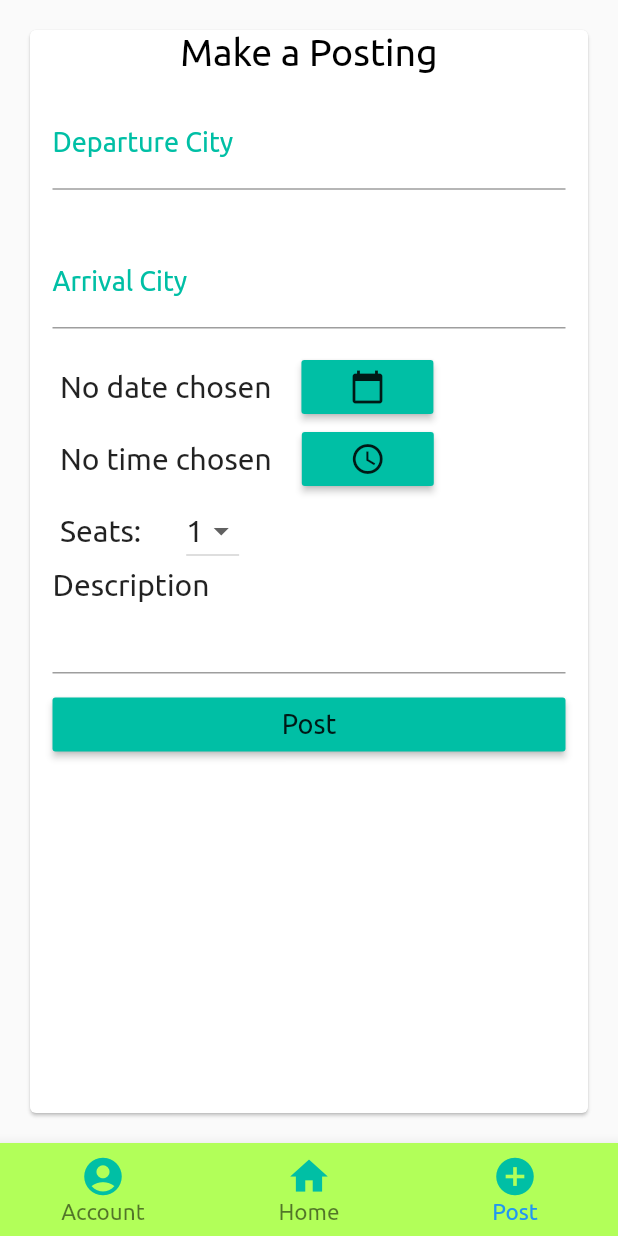
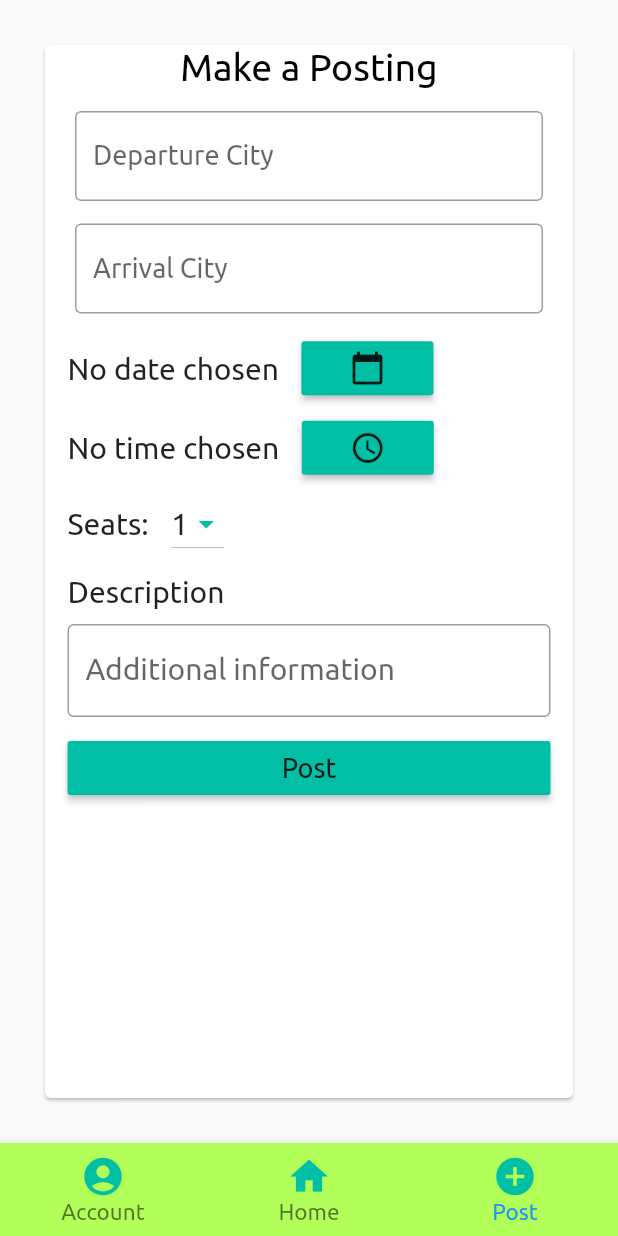
Before and after one commit to UF-Ride-Share-App/UF-Ride-Share-App, a Flutter app: the screen it shows once a user with an empty profile is signed in, item 3 of the bottom bar chosen, on a phone screen of 412 x 824 dp. Run offline on Flutter 3.47's test engine with Material 2 defaults, Android fonts, the phone set to English and light mode, and no system bars; our stand-ins replace firebase_auth, google_sign_in; missing offline and left inert: flutter_facebook_login; accounts and stored records are empty; project files that could hold a hidden picture were left out.

Commit message:
input borders

```diff
--- a/lib/ui/posting/posting.dart
+++ b/lib/ui/posting/posting.dart
@@ -1,5 +1,6 @@
 import 'package:flutter/material.dart';
 import '../../styles/style.dart';
+
 
 /*
   Postings page with validator to check that there is no empty field
@@ -39,8 +40,8 @@ class _PostingState extends State<Posting> {
     MaterialLocalizations localizations = MaterialLocalizations.of(context);
     if (picked != null) {
       //format time as HH:MM am/pm
-      String formattedTime = localizations.formatTimeOfDay(picked,
-          alwaysUse24HourFormat: false);
+      String formattedTime =
+          localizations.formatTimeOfDay(picked, alwaysUse24HourFormat: false);
       if (formattedTime != null) {
         setState(() {
           timeText = formattedTime;
@@ -56,7 +57,7 @@ class _PostingState extends State<Posting> {
         child: new Container(
           alignment: Alignment.center,
           child: new Card(
-            margin: EdgeInsets.all(20),
+            margin: EdgeInsets.all(30),
             child: ListView(
               children: <Widget>[
                 Text("Make a Posting",
@@ -64,16 +65,19 @@ class _PostingState extends State<Posting> {
                     style: FlexibleSpaceBarTextStyle),
                 // Departure form
                 new Container(
-                  margin: EdgeInsets.all(15),
+                  margin:
+                      EdgeInsets.only(left: 20, right: 20, bottom: 15, top: 15),
                   child: new TextFormField(
                     style: TextStyle(fontFamily: FontNameUbuntu, fontSize: 18),
                     decoration: InputDecoration(
-                        hintText: 'Enter the city you are leaving from',
                         labelText: 'Departure City',
-                        labelStyle: TextStyle(
-                            color: Colors.tealAccent[700],
-                            fontFamily: FontNameUbuntu),
-                        hintStyle: TextStyle(fontSize: 18)),
+                        labelStyle:
+                            TextStyle(fontFamily: FontNameUbuntu, fontSize: 18),
+                        hintStyle: TextStyle(fontSize: 18),
+                        border: OutlineInputBorder(
+                          borderSide: BorderSide(
+                              color: Colors.tealAccent[700], width: 1.0),
+                        )),
                     validator: (input) =>
                         input.isEmpty ? "Please enter a city name" : null,
                     onSaved: (input) => _fromCity = input,
@@ -81,16 +85,18 @@ class _PostingState extends State<Posting> {
                 ),
                 //Arrival form
                 new Container(
-                  margin: EdgeInsets.all(15),
+                  margin: EdgeInsets.only(left: 20, right: 20, bottom: 10),
                   child: new TextFormField(
                     style: TextStyle(fontFamily: FontNameUbuntu, fontSize: 18),
                     decoration: InputDecoration(
-                        hintText: 'Enter the city you are going to',
                         labelText: 'Arrival City',
-                        labelStyle: TextStyle(
-                            color: Colors.tealAccent[700],
-                            fontFamily: FontNameUbuntu),
-                        hintStyle: TextStyle(fontSize: 18)),
+                        labelStyle:
+                            TextStyle(fontFamily: FontNameUbuntu, fontSize: 18),
+                        hintStyle: TextStyle(fontSize: 18),
+                        border: OutlineInputBorder(
+                          borderSide: BorderSide(
+                              color: Colors.tealAccent[700], width: 1.0),
+                        )),
                     validator: (input) =>
                         input.isEmpty ? "Please enter a city name" : null,
                     onSaved: (input) => _toCity = input,
@@ -99,7 +105,7 @@ class _PostingState extends State<Posting> {
                 //Show chosen date
                 new Row(children: <Widget>[
                   Container(
-                      margin: EdgeInsets.only(left: 20, right: 20),
+                      margin: EdgeInsets.all(15),
                       alignment: Alignment.topLeft,
                       child: Text(
                           _dateTime == null
@@ -132,10 +138,9 @@ class _PostingState extends State<Posting> {
                 //Time text
                 new Row(children: <Widget>[
                   Container(
-                      margin: EdgeInsets.only(left: 20, right: 20),
+                      margin: EdgeInsets.all(15),
                       alignment: Alignment.topLeft,
-                      child: Text(
-                          timeText == "" ? 'No time chosen' : timeText,
+                      child: Text(timeText == "" ? 'No time chosen' : timeText,
                           style: TextStyle(
                               fontSize: 20, fontFamily: FontNameUbuntu))),
                   //Time picker
@@ -149,14 +154,15 @@ class _PostingState extends State<Posting> {
                 //Seats text
                 new Row(children: <Widget>[
                   Container(
-                      margin: EdgeInsets.only(left: 20, right: 20),
+                      margin: EdgeInsets.only(right: 15, left: 15, bottom: 10),
                       child: Text('Seats:',
                           style: TextStyle(
                               fontSize: 20, fontFamily: FontNameUbuntu))),
                   //Seats picker
                   Container(
-                      margin: EdgeInsets.only(left: 10, right: 20),
+                      margin: EdgeInsets.only(bottom: 10),
                       child: DropdownButton<String>(
+                        iconEnabledColor: Colors.tealAccent[700],
                         items: _numSeats.map((String dropDownStringItem) {
                           return DropdownMenuItem<String>(
                             value: dropDownStringItem,
@@ -174,17 +180,25 @@ class _PostingState extends State<Posting> {
                 //Description text
                 Container(
                     alignment: Alignment.topLeft,
-                    margin: EdgeInsets.only(left: 15),
+                    margin: EdgeInsets.only(left: 15, bottom: 10),
                     child: Text('Description',
                         style: TextStyle(
                             fontSize: 20, fontFamily: FontNameUbuntu))),
                 //Description input form
                 Container(
-                    margin: EdgeInsets.only(left:15, right: 15),
+                    margin: EdgeInsets.only(left: 15, right: 15),
                     child: TextField(
+                      decoration: new InputDecoration(
+                          //To add border around input
+                          border: OutlineInputBorder(
+                            borderSide: BorderSide(
+                                color: Colors.tealAccent[700], width: 1.0),
+                          ),
+                          labelText: "Additional information"),
                       keyboardType: TextInputType.multiline,
                       maxLines: null,
-                      style: TextStyle(fontSize: 20, fontFamily: FontNameUbuntu),
+                      style:
+                          TextStyle(fontSize: 20, fontFamily: FontNameUbuntu),
                       onChanged: (text) {
                         _description = text;
                       },
```
